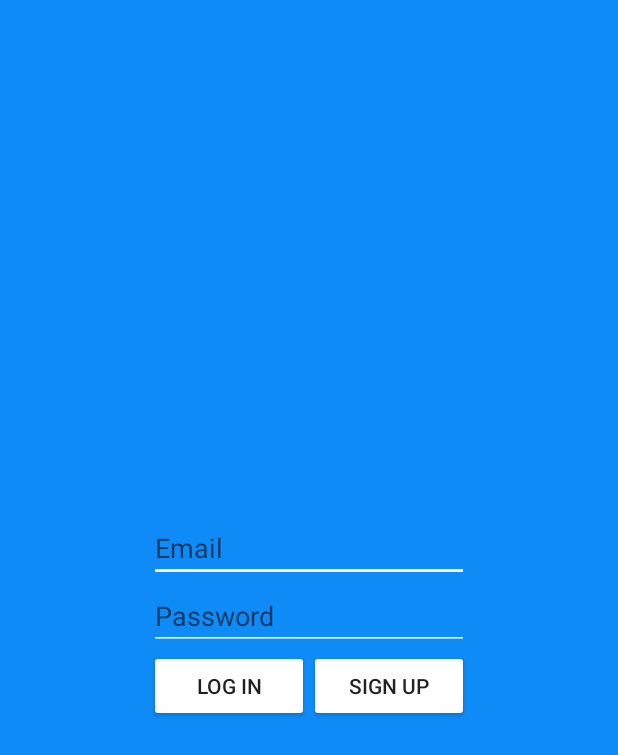
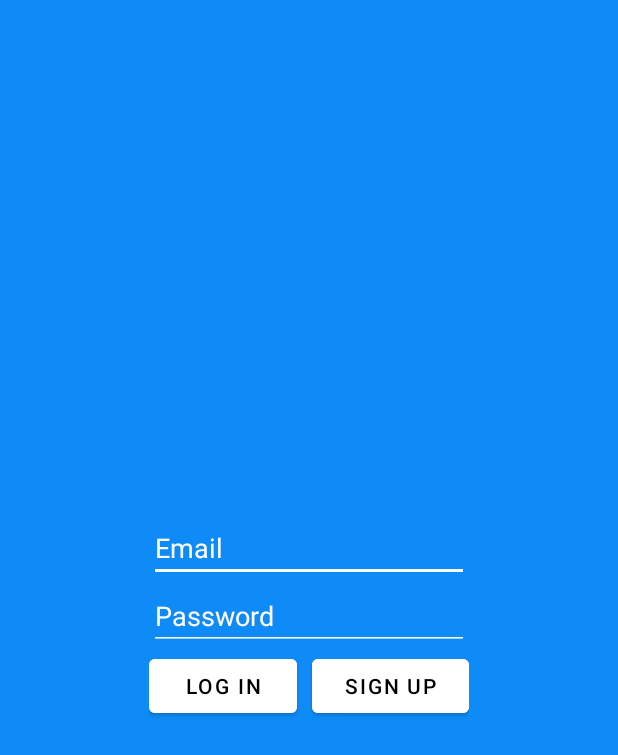
Before and after one commit to deograstius/cmsc495_7980, an Android app: the layout activity_main.xml on its own in the app's theme, with its tools: preview values and no code run, on a phone screen of 412 x 824 dp. Shown: the top 755 px of the screen. Run offline under Robolectric (Android 15) with nearby library versions, the phone set to English and light mode, and no system bars.

Commit message:
Added material design

```diff
--- a/Android/app/build.gradle
+++ b/Android/app/build.gradle
@@ -22,6 +22,7 @@ dependencies {
     implementation fileTree(dir: 'libs', include: ['*.jar'])
     implementation 'com.android.support:appcompat-v7:28.0.0'
     implementation 'com.android.support.constraint:constraint-layout:1.1.3'
+    implementation 'com.android.support:design:28.0.0'
     testImplementation 'junit:junit:4.12'
     androidTestImplementation 'com.android.support.test:runner:1.0.2'
     androidTestImplementation 'com.android.support.test.espresso:espresso-core:3.0.2'
--- a/Android/app/src/main/AndroidManifest.xml
+++ b/Android/app/src/main/AndroidManifest.xml
@@ -15,7 +15,7 @@
         android:label="@string/app_name"
         android:roundIcon="@mipmap/ic_launcher_round"
         android:supportsRtl="true"
-        android:theme="@style/AppTheme">+
+        android:theme="@style/AppTheme">
         <service android:name="org.eclipse.paho.android.service.MqttService" />
         <activity android:name=".MainActivity">
             <intent-filter>
--- a/Android/app/src/main/res/layout/activity_main.xml
+++ b/Android/app/src/main/res/layout/activity_main.xml
@@ -20,6 +20,7 @@
         <EditText
             android:id="@+id/emailTextField"
             android:hint="@string/email"
+            android:textColorHint="@color/white"
             android:textColor="@color/white"
             android:layout_width="match_parent"
             android:layout_height="wrap_content"
@@ -30,6 +31,7 @@
         <EditText
             android:id="@+id/passwordTextField"
             android:hint="@string/password"
+            android:textColorHint="@color/white"
             android:textColor="@color/white"
             android:layout_width="match_parent"
             android:layout_height="wrap_content"
@@ -47,6 +49,7 @@
                 android:layout_width="wrap_content"
                 android:layout_height="wrap_content"
                 android:backgroundTint="@color/white"
+                android:textColor="@color/black"
                 android:layout_weight="1"
                 android:text="@string/log_in" />
 
@@ -54,6 +57,8 @@
                 android:id="@+id/sign_up"
                 android:layout_width="wrap_content"
                 android:backgroundTint="@color/white"
+                android:layout_marginStart="10dp"
+                android:textColor="@color/black"
                 android:layout_height="wrap_content"
                 android:layout_weight="1"
                 android:text="@string/sign_up" />
--- /dev/null
+++ b/Android/app/src/main/res/menu/navigation_items.xml
@@ -0,0 +1,6 @@
+<menu xmlns:android="http://schemas.android.com/apk/res/android">
+    <item android:id="@+id/about"
+        android:title="About" />
+    <item android:id="@+id/help"
+        android:title="Help" />
+</menu>
--- a/Android/app/src/main/res/values/colors.xml
+++ b/Android/app/src/main/res/values/colors.xml
@@ -4,5 +4,6 @@
     <color name="colorPrimaryDark">#0f8bf7</color>
     <color name="colorAccent">#f72a0f</color>
     <color name="white">#fff</color>
+    <color name="lightGray">#aaa</color>
     <color name="black">#000</color>
 </resources>
--- a/Android/app/src/main/res/values/styles.xml
+++ b/Android/app/src/main/res/values/styles.xml
@@ -1,7 +1,7 @@
 <resources>
 
     <!-- Base application theme. -->
-    <style name="AppTheme" parent="Theme.AppCompat.Light">
+    <style name="AppTheme" parent="Theme.MaterialComponents.Light">
         <!-- Customize your theme here. -->
         <item name="colorPrimary">@color/white</item>
         <item name="colorPrimaryDark">@color/black</item>
```
Also changed, not shown: Android/app/src/main/java/capstone/cmsc495/ekganalyzer/MainActivity.java (+1 -61 lines).
